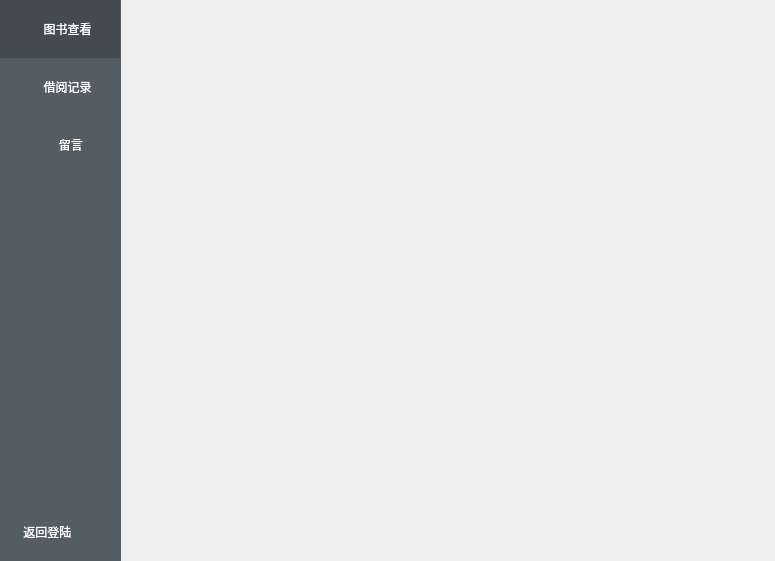
First picture: the form in bookmgr/cell/dlg_user.ui, repository ZF-Xie/book-manager, before the edit.
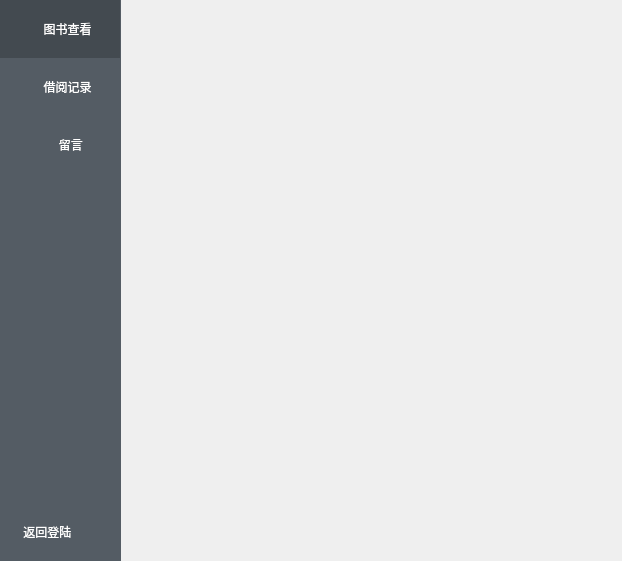
Second picture: the form after the edit. Icons and pictures are not drawn.

Patch:
```diff
--- a/bookmgr/cell/dlg_user.ui
+++ b/bookmgr/cell/dlg_user.ui
@@ -6,7 +6,7 @@
    <rect>
     <x>0</x>
     <y>0</y>
-    <width>775</width>
+    <width>622</width>
     <height>561</height>
    </rect>
   </property>
@@ -24,7 +24,7 @@
     <rect>
      <x>120</x>
      <y>0</y>
-     <width>651</width>
+     <width>501</width>
      <height>561</height>
     </rect>
    </property>
```
